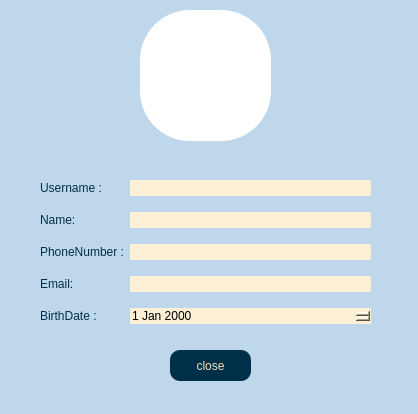
This is client/profile.ui in AP-projects-4001/jan-ghahve as Qt 5 draws it before an edit. The edited form follows.
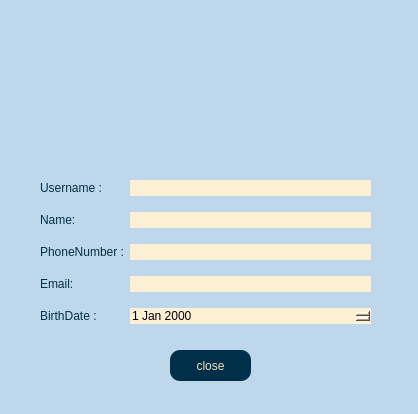
This is the edited form.

Commit message: Set image for Profile, Group and Channel added!

```diff
--- a/client/profile.ui
+++ b/client/profile.ui
@@ -155,28 +155,21 @@
     <string>close</string>
    </property>
   </widget>
-  <widget class="QPushButton" name="pbn_profile">
-   <property name="enabled">
-    <bool>false</bool>
-   </property>
+  <widget class="QLabel" name="lbl_img">
    <property name="geometry">
     <rect>
      <x>140</x>
-     <y>10</y>
-     <width>131</width>
+     <y>20</y>
+     <width>141</width>
      <height>131</height>
     </rect>
    </property>
-   <property name="cursor">
-    <cursorShape>PointingHandCursor</cursorShape>
-   </property>
-   <property name="styleSheet">
-    <string notr="true">background-color:white;
-border-radius: 50%;</string>
-   </property>
    <property name="text">
     <string/>
    </property>
+   <property name="alignment">
+    <set>Qt::AlignCenter</set>
+   </property>
   </widget>
  </widget>
  <resources/>
```
The commit also changes 13 other files.
